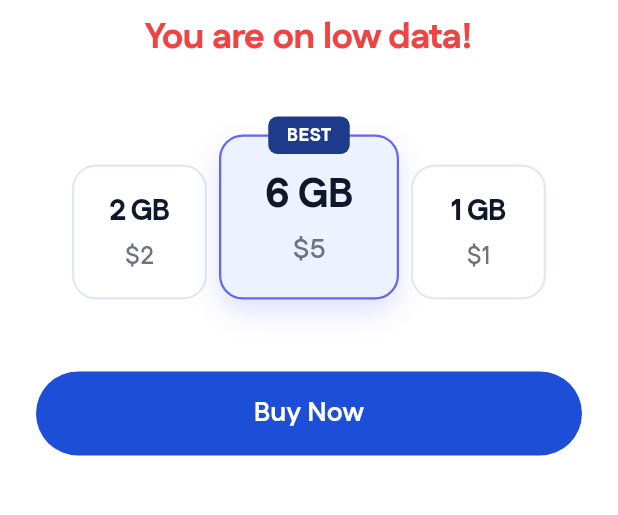
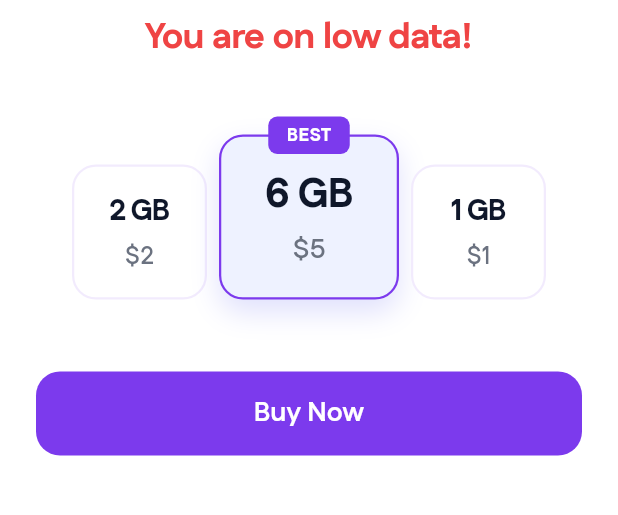
Before and after one commit to risal-ea/saily_app, a Flutter app: the AddDataBottomSheet widget shown alone on an empty page, opened directly with empty values, on a phone screen of 412 x 824 dp, the part 167-682 px from its top. Run offline on Flutter 3.47's test engine with Material 3 defaults, Android fonts, the phone set to English and light mode, and no system bars; our stand-ins replace shared_preferences, smooth_page_indicator; accounts and stored records are empty.

Commit message:
ui colours updated

```diff
--- a/lib/views/data_plans/data_plans_screen.dart
+++ b/lib/views/data_plans/data_plans_screen.dart
@@ -204,7 +204,7 @@ class _FilterChip extends StatelessWidget {
       child: Container(
         padding: const EdgeInsets.symmetric(horizontal: 24, vertical: 12),
         decoration: BoxDecoration(
-          color: isSelected ? const Color(0xFFFFD500) : Colors.white,
+          color: isSelected ? AppColors.homeGradientStart : Colors.white,
           borderRadius: BorderRadius.circular(24),
           border: Border.all(
             color: isSelected ? Colors.transparent : Colors.black.withValues(alpha: 0.1),
@@ -216,7 +216,7 @@ class _FilterChip extends StatelessWidget {
             fontFamily: 'Fustat',
             fontWeight: isSelected ? FontWeight.w800 : FontWeight.w600,
             fontSize: 15,
-            color: AppColors.textBlack,
+            color: isSelected? Colors.white : AppColors.textBlack,
           ),
         ),
       ),
--- a/lib/views/esim_details/widgets/add_data_bottom_sheet.dart
+++ b/lib/views/esim_details/widgets/add_data_bottom_sheet.dart
@@ -41,7 +41,7 @@ class _AddDataBottomSheetState extends State<AddDataBottomSheet> {
           Align(
             alignment: Alignment.centerRight,
             child: IconButton(
-              icon: const Icon(Icons.close, color: Color(0xFF0F172A)),
+              icon: Icon(Icons.close, color: AppColors.textBlack),
               onPressed: () => Navigator.of(context).pop(),
             ),
           ),
@@ -114,11 +114,11 @@ class _AddDataBottomSheetState extends State<AddDataBottomSheet> {
                 Navigator.of(context).pop();
               },
               style: ElevatedButton.styleFrom(
-                backgroundColor: const Color(0xFF1D4ED8), // Deep blue
+                backgroundColor: AppColors.homeGradientStart, // Deep blue
                 foregroundColor: Colors.white,
                 elevation: 0,
                 shape: RoundedRectangleBorder(
-                  borderRadius: BorderRadius.circular(100),
+                  borderRadius: BorderRadius.circular(16),
                 ),
               ),
               child: const Text(
@@ -144,7 +144,7 @@ class _AddDataBottomSheetState extends State<AddDataBottomSheet> {
     required bool isSelected,
   }) {
     // Colors mimicking the attached UI
-    final borderColor = isSelected ? const Color(0xFF6366F1) : const Color(0xFFE2E8F0);
+    final borderColor = isSelected ? AppColors.homeGradientStart : AppColors.homeGradientStart.withValues(alpha: 0.1);
     final bgColor = isSelected ? const Color(0xFFEEF2FF) : Colors.white;
 
     return Stack(
@@ -201,7 +201,7 @@ class _AddDataBottomSheetState extends State<AddDataBottomSheet> {
             child: Container(
               padding: const EdgeInsets.symmetric(horizontal: 12, vertical: 4),
               decoration: BoxDecoration(
-                color: const Color(0xFF1E3A8A), // Dark blue badge
+                color: AppColors.homeGradientStart, // Dark blue badge
                 borderRadius: BorderRadius.circular(6),
               ),
               child: const Text(
```
Also changed, not shown: lib/views/home/widgets/quick_buy_bottom_sheet.dart (+4 -4 lines).
